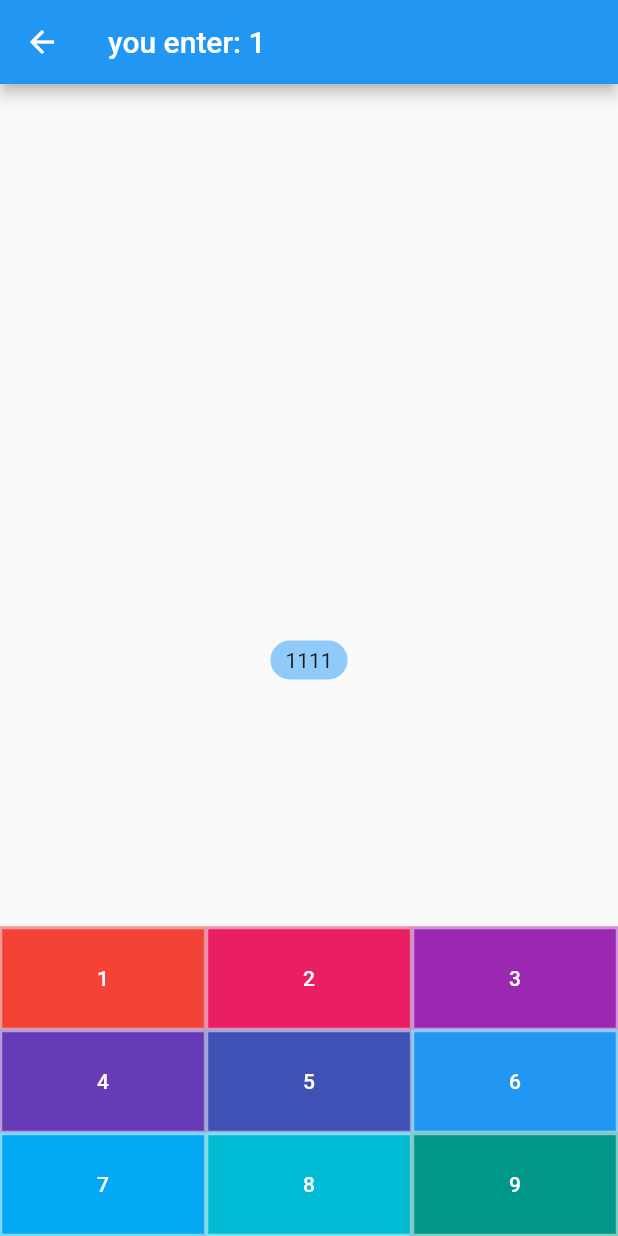
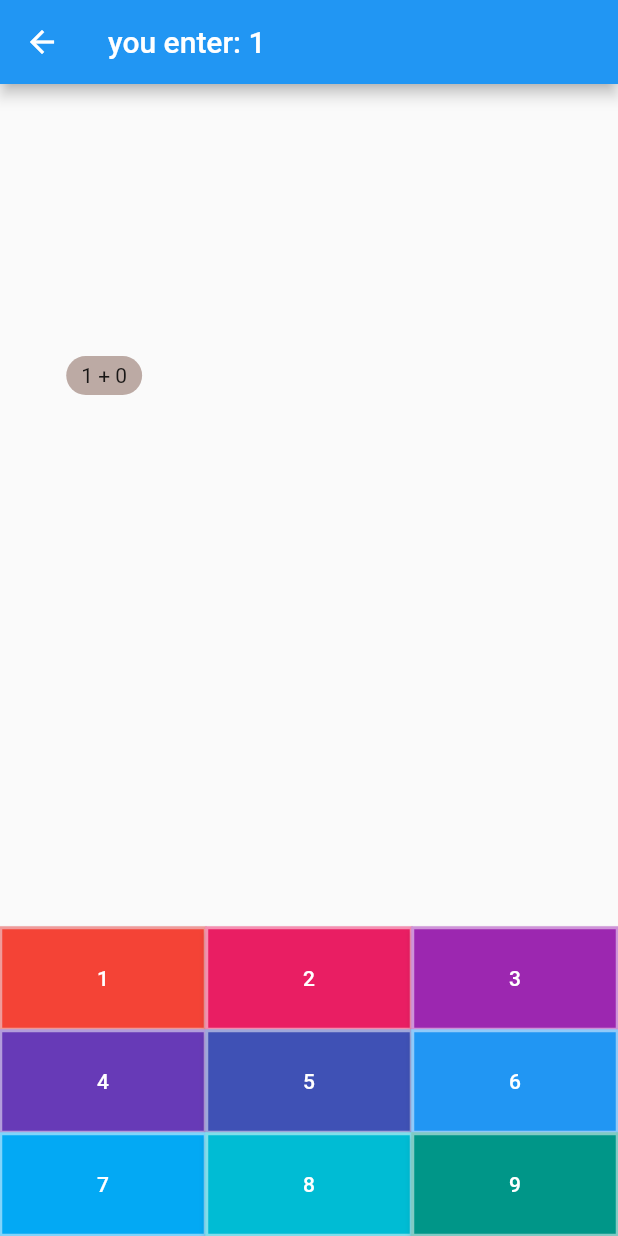
Before and after one commit to ljj218/flutter-demo, a Flutter app: the AboutStreamBuilderGamePage screen opened directly, after a tap on an icon or button, on a phone screen of 412 x 824 dp. Run offline on Flutter 3.47's test engine with Material 2 defaults, Android fonts, the phone set to English and light mode, and no system bars; our stand-ins replace date_format, dio, flutter_datetime_picker, fluttertoast; network calls fail.

Commit message:
no message

```diff
--- a/flutter_application_1/lib/pages/AboutStreamBuildergame/AboutStreamBuildergame.dart
+++ b/flutter_application_1/lib/pages/AboutStreamBuildergame/AboutStreamBuildergame.dart
@@ -1,13 +1,14 @@
 /*
  * @Author: Long_jj
  * @Date: 2021-08-18 21:11:39
- * @LastEditTime: 2021-08-18 22:40:02
- * @LastEditors: Long_jj
+ * @LastEditTime: 2021-08-19 15:21:38
+ * @LastEditors: long_jj
  * @Description:
- * @FilePath: /flutter_application_1/lib/pages/AboutStreamBuildergame/AboutStreamBuildergame.dart
+ * @FilePath: \flutter_application_1\lib\pages\AboutStreamBuildergame\AboutStreamBuildergame.dart
  */
 
 import 'dart:async';
+import 'dart:math';
 
 import 'package:flutter/material.dart';
 
@@ -15,11 +16,13 @@ class AboutStreamBuilderGamePage extends StatefulWidget {
   AboutStreamBuilderGamePage({Key? key}) : super(key: key);
 
   @override
-  _AboutStreamBuildergamePageState createState() => _AboutStreamBuildergamePageState();
+  _AboutStreamBuildergamePageState createState() =>
+      _AboutStreamBuildergamePageState();
 }
 
-class _AboutStreamBuildergamePageState extends State<AboutStreamBuilderGamePage> {
-  StreamController _controller = StreamController();
+class _AboutStreamBuildergamePageState
+    extends State<AboutStreamBuilderGamePage> {
+  StreamController<int> _controller = StreamController.broadcast();
 
   @override
   void dispose() {
@@ -42,19 +45,7 @@ class _AboutStreamBuildergamePageState extends State<AboutStreamBuilderGamePage>
       ),
       body: Stack(
         children: [
-          Center(
-            child: Container(
-              padding: EdgeInsets.symmetric(
-                vertical: 5,
-                horizontal: 10,
-              ),
-              decoration: BoxDecoration(
-                color: Colors.blue[200],
-                borderRadius: BorderRadius.circular(20),
-              ),
-              child: Text('1111'),
-            ),
-          ),
+          Puzzle(_controller.stream),
           Align(
             alignment: Alignment.bottomCenter,
             child: KeyPad(_controller),
@@ -65,9 +56,86 @@ class _AboutStreamBuildergamePageState extends State<AboutStreamBuilderGamePage>
   }
 }
 
+//题目
+class Puzzle extends StatefulWidget {
+  final Stream<int> inputStream;
+  Puzzle(this.inputStream);
+
+  @override
+  _PuzzleState createState() => _PuzzleState(inputStream);
+}
+
+class _PuzzleState extends State<Puzzle> with SingleTickerProviderStateMixin {
+  late int a, b;
+  late double x, y;
+  late AnimationController _animationController;
+  late Color color;
+
+  Stream<int> inputStream;
+  _PuzzleState(this.inputStream);
+
+  reset() {
+    color =
+        Colors.primaries[Random().nextInt(Colors.primaries.length)].shade200;
+    a = Random().nextInt(5) + 1;
+    b = Random().nextInt(5);
+    x = Random().nextDouble() * 400;
+    _animationController.duration = Duration(seconds: 5 + Random().nextInt(5));
+    _animationController.forward();
+  }
+
+  @override
+  void initState() {
+    _animationController = AnimationController(vsync: this);
+    //初始 _PuzzleState 的状态 以及 AnimationController 注意先后
+    reset();
+    //监听动画的状态 结束=》重置
+    _animationController.addStatusListener((status) {
+      if (status == AnimationStatus.completed) {
+        reset();
+        _animationController.forward(from: 0.0);
+      }
+    });
+
+    //stream 监听输入
+    inputStream.listen((event) {
+      if (event == (a + b)) {
+        reset();
+        _animationController.forward(from: 0.0);
+      }
+    });
+
+    super.initState();
+  }
+
+  @override
+  Widget build(BuildContext context) {
+    return AnimatedBuilder(
+        animation: _animationController,
+        builder: (context, child) {
+          return Positioned(
+            top:
+                _animationController.value * MediaQuery.of(context).size.height,
+            left: x,
+            child: Container(
+              padding: EdgeInsets.symmetric(
+                vertical: 5,
+                horizontal: 10,
+              ),
+              decoration: BoxDecoration(
+                color: color,
+                borderRadius: BorderRadius.circular(20),
+              ),
+              child: Text('$a + $b'),
+            ),
+          );
+        });
+  }
+}
+
 class KeyPad extends StatelessWidget {
   final _controller;
-  const KeyPad(this._controller, {Key? key}) : super(key: key);
+  const KeyPad(this._controller);
 
   @override
   Widget build(BuildContext context) {
@@ -80,7 +148,8 @@ class KeyPad extends StatelessWidget {
         9,
         (index) => ElevatedButton(
           style: ButtonStyle(
-            backgroundColor: MaterialStateProperty.all(Colors.primaries[index].shade500),
+            backgroundColor:
+                MaterialStateProperty.all(Colors.primaries[index].shade500),
             //边框
             side: MaterialStateProperty.all(
               BorderSide(
--- a/flutter_application_1/lib/pages/tabs/Home.dart
+++ b/flutter_application_1/lib/pages/tabs/Home.dart
@@ -1,7 +1,7 @@
 /*
  * @Author: long_jj
  * @Date: 2021-07-27 09:04:09
- * @LastEditTime: 2021-08-11 14:30:07
+ * @LastEditTime: 2021-08-19 15:06:54
  * @LastEditors: long_jj
  * @Description:
  * @FilePath: \flutter_application_1\lib\pages\tabs\Home.dart
@@ -109,7 +109,7 @@ class _HomePageState extends State<HomePage> {
         onPressed: () {
           Navigator.pushNamed(context, '/KeyPage');
         },
-        child: Text('key'),
+        child: Text('key --findRenderObject'),
       ),
     ]);
   }
```
